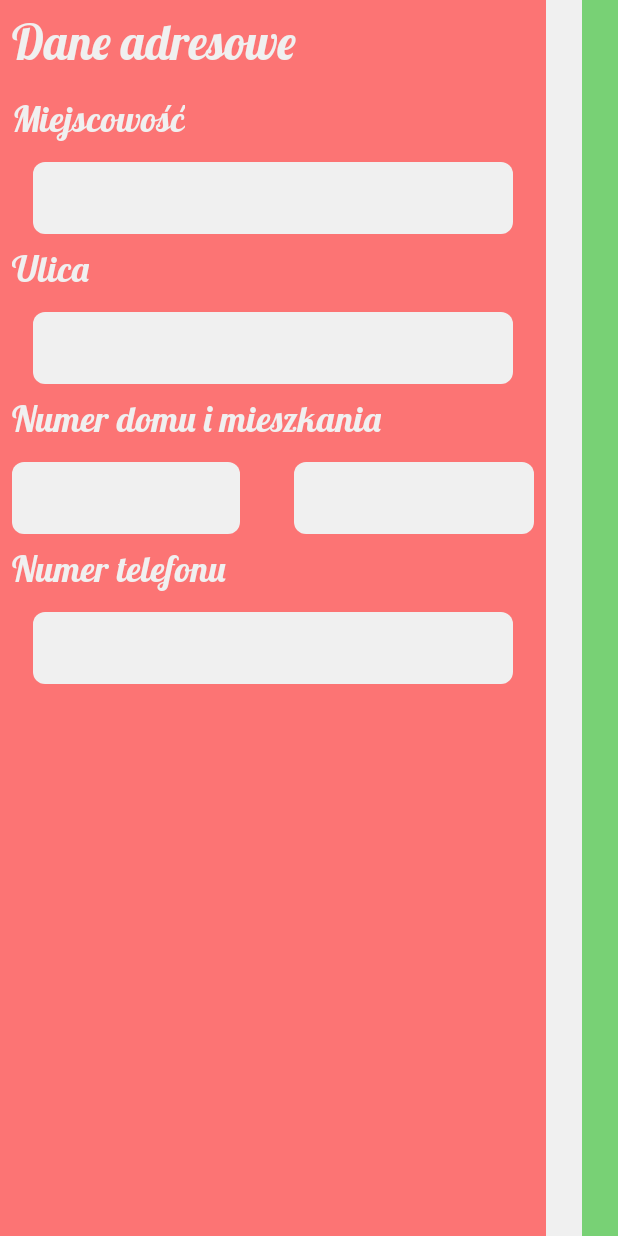
After one commit to Golui/ujio2018, an Android app: the layout address_input.xml on its own in the app's theme, with its tools: preview values and no code run, on a phone screen of 412 x 824 dp. The commit adds this screen. Run offline under Robolectric (Android 15) with nearby library versions, the phone set to English and light mode, and no system bars.

```diff
--- /dev/null
+++ b/Android/app/src/main/res/layout/address_input.xml
@@ -0,0 +1,194 @@
+<?xml version="1.0" encoding="utf-8"?>
+<android.support.constraint.ConstraintLayout xmlns:android="http://schemas.android.com/apk/res/android"
+    xmlns:app="http://schemas.android.com/apk/res-auto"
+    xmlns:tools="http://schemas.android.com/tools"
+    android:layout_width="match_parent"
+    android:layout_height="match_parent"
+    android:background="@color/primary">
+
+    <View
+        android:id="@+id/green"
+        android:layout_width="24dp"
+        android:layout_height="wrap_content"
+        android:background="#78D175"
+        app:layout_constraintRight_toRightOf="parent"
+        app:layout_constraintTop_toTopOf="parent"
+        app:layout_constraintWidth_percent="0.0625" />
+
+    <View
+        android:id="@+id/white"
+        android:layout_width="24dp"
+        android:layout_height="wrap_content"
+        android:background="#F0F0F0"
+        app:layout_constraintRight_toLeftOf="@+id/green"
+        app:layout_constraintTop_toTopOf="parent"
+        app:layout_constraintWidth_percent="0.0625" />
+
+    <android.support.constraint.ConstraintLayout
+        android:layout_width="0dp"
+        android:layout_height="match_parent"
+        app:layout_constraintHeight_percent="0.5"
+        app:layout_constraintHorizontal_bias="1.0"
+        app:layout_constraintLeft_toLeftOf="parent"
+        app:layout_constraintRight_toLeftOf="@+id/white"
+        app:layout_constraintTop_toTopOf="parent">
+
+        <TextView
+            android:id="@+id/address_input_header"
+            android:layout_width="wrap_content"
+            android:layout_height="wrap_content"
+            android:layout_marginStart="8dp"
+            android:layout_marginTop="8dp"
+            android:text="@string/str_address_info"
+            android:theme="@style/InfoText"
+            app:layout_constraintStart_toStartOf="parent"
+            app:layout_constraintTop_toTopOf="parent" />
+
+        <TextView
+            android:id="@+id/address_input_town"
+            android:layout_width="wrap_content"
+            android:layout_height="wrap_content"
+            android:layout_marginStart="8dp"
+            android:layout_marginTop="8dp"
+            android:text="@string/str_town"
+            android:theme="@style/InfoTextSmall"
+            app:layout_constraintStart_toStartOf="parent"
+            app:layout_constraintTop_toBottomOf="@+id/address_input_header" />
+
+        <RelativeLayout
+            android:id="@+id/address_input_text_wrapper1"
+            android:layout_width="320dp"
+            android:layout_height="48dp"
+            android:layout_marginEnd="8dp"
+            android:layout_marginStart="8dp"
+            android:layout_marginTop="8dp"
+            android:background="@drawable/white_rounded_rect"
+            app:layout_constraintEnd_toEndOf="parent"
+            app:layout_constraintStart_toStartOf="parent"
+            app:layout_constraintTop_toBottomOf="@+id/address_input_town">
+
+            <EditText
+                android:id="@+id/address_input_text1"
+                android:layout_width="match_parent"
+                android:layout_height="match_parent"
+                android:background="@android:color/transparent"
+                android:gravity="left|center_vertical"
+                android:inputType="text" />
+        </RelativeLayout>
+
+        <TextView
+            android:id="@+id/address_input_street"
+            android:layout_width="wrap_content"
+            android:layout_height="wrap_content"
+            android:layout_marginStart="8dp"
+            android:layout_marginTop="8dp"
+            android:text="@string/str_street"
+            android:theme="@style/InfoTextSmall"
+            app:layout_constraintStart_toStartOf="parent"
+            app:layout_constraintTop_toBottomOf="@+id/address_input_text_wrapper1" />
+
+        <RelativeLayout
+            android:id="@+id/address_input_text_wrapper2"
+            android:layout_width="320dp"
+            android:layout_height="48dp"
+            android:layout_marginEnd="8dp"
+            android:layout_marginStart="8dp"
+            android:layout_marginTop="8dp"
+            android:background="@drawable/white_rounded_rect"
+            app:layout_constraintEnd_toEndOf="parent"
+            app:layout_constraintStart_toStartOf="parent"
+            app:layout_constraintTop_toBottomOf="@+id/address_input_street">
+
+            <EditText
+                android:id="@+id/address_input_text2"
+                android:layout_width="match_parent"
+                android:layout_height="match_parent"
+                android:background="@android:color/transparent"
+                android:gravity="left|center_vertical"
+                android:inputType="text" />
+        </RelativeLayout>
+
+        <TextView
+            android:id="@+id/address_input_number"
+            android:layout_width="wrap_content"
+            android:layout_height="wrap_content"
+            android:layout_marginStart="8dp"
+            android:layout_marginTop="8dp"
+            android:text="@string/str_house_and_flat_number"
+            android:theme="@style/InfoTextSmall"
+            app:layout_constraintStart_toStartOf="parent"
+            app:layout_constraintTop_toBottomOf="@+id/address_input_text_wrapper2" />
+
+        <RelativeLayout
+            android:id="@+id/address_input_text_wrapper3"
+            android:layout_width="152dp"
+            android:layout_height="48dp"
+            android:layout_marginStart="8dp"
+            android:layout_marginTop="8dp"
+            android:background="@drawable/white_rounded_rect"
+            app:layout_constraintStart_toStartOf="parent"
+            app:layout_constraintTop_toBottomOf="@+id/address_input_number">
+
+            <EditText
+                android:id="@+id/address_input_text3"
+                android:layout_width="match_parent"
+                android:layout_height="match_parent"
+                android:background="@android:color/transparent"
+                android:gravity="left|center_vertical"
+                android:inputType="text" />
+        </RelativeLayout>
+
+        <RelativeLayout
+            android:id="@+id/address_input_text_wrapper4"
+            android:layout_width="160dp"
+            android:layout_height="48dp"
+            android:layout_marginEnd="8dp"
+            android:layout_marginTop="8dp"
+            android:background="@drawable/white_rounded_rect"
+            app:layout_constraintEnd_toEndOf="parent"
+            app:layout_constraintTop_toBottomOf="@+id/address_input_number">
+
+            <EditText
+                android:id="@+id/address_input_text4"
+                android:layout_width="match_parent"
+                android:layout_height="match_parent"
+                android:background="@android:color/transparent"
+                android:gravity="left|center_vertical"
+                android:inputType="text" />
+        </RelativeLayout>
+
+        <TextView
+            android:id="@+id/address_input_phone"
+            android:layout_width="wrap_content"
+            android:layout_height="wrap_content"
+            android:layout_marginStart="8dp"
+            android:layout_marginTop="8dp"
+            android:text="@string/str_phone"
+            android:theme="@style/InfoTextSmall"
+            app:layout_constraintStart_toStartOf="parent"
+            app:layout_constraintTop_toBottomOf="@+id/address_input_text_wrapper3" />
+
+        <RelativeLayout
+            android:id="@+id/address_input_text_wrapper5"
+            android:layout_width="320dp"
+            android:layout_height="48dp"
+            android:layout_marginEnd="8dp"
+            android:layout_marginStart="8dp"
+            android:layout_marginTop="8dp"
+            android:background="@drawable/white_rounded_rect"
+            app:layout_constraintEnd_toEndOf="parent"
+            app:layout_constraintStart_toStartOf="parent"
+            app:layout_constraintTop_toBottomOf="@+id/address_input_phone">
+
+            <EditText
+                android:id="@+id/address_input_text5"
+                android:layout_width="match_parent"
+                android:layout_height="match_parent"
+                android:background="@android:color/transparent"
+                android:gravity="left|center_vertical"
+                android:inputType="phone" />
+        </RelativeLayout>
+
+    </android.support.constraint.ConstraintLayout>
+
+</android.support.constraint.ConstraintLayout>
--- a/Android/app/src/main/res/values/strings.xml
+++ b/Android/app/src/main/res/values/strings.xml
@@ -21,4 +21,14 @@
     <string name="str_size">Rozmiar</string>
     <string name="str_your_orders">Twoje zamówienia</string>
     <string name="str_no_orders">Brak zamówień ☹</string>
+    <string name="str_address_info">Dane adresowe</string>
+    <string name="str_town">Miejscowość</string>
+    <string name="str_street">Ulica</string>
+    <string name="str_house_and_flat_number">Numer domu i mieszkania</string>
+    <string name="str_phone">Numer telefonu</string>
+    <string name="str_payment">Płatność $$$</string>
+    <string name="str_total_price">Do zapłaty\nw sumie się uzbierało…</string>
+    <string name="str_payment_type">Wybierz metodę płatości</string>
+    <string name="str_payment_on_delivery">Kartą przy odbiorze</string>
+    <string name="str_payment_transfer">Przez internet (Wylewy48)</string>
 </resources>
```
Also changed, not shown: Android/app/src/main/res/layout/payment.xml (added, +143 -0 lines), Android/app/src/main/res/mipmap-mdpi/cashregister.png (added), Android/app/src/main/res/mipmap-mdpi/cashusd.png (added), Android/app/src/main/res/mipmap-mdpi/details.png (added), Android/app/src/main/res/vector/cashregister.svg (added).
